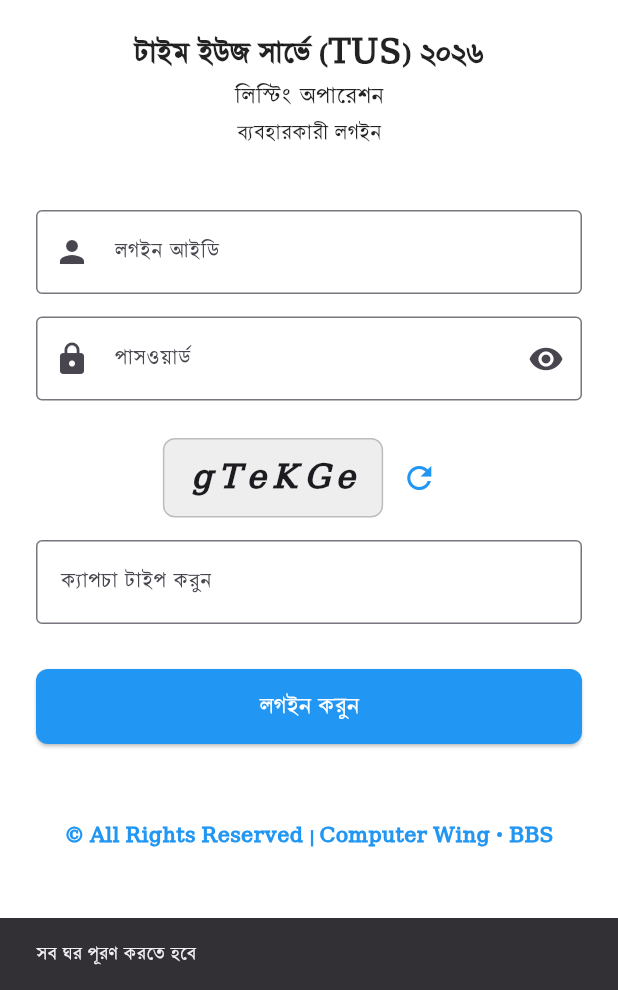
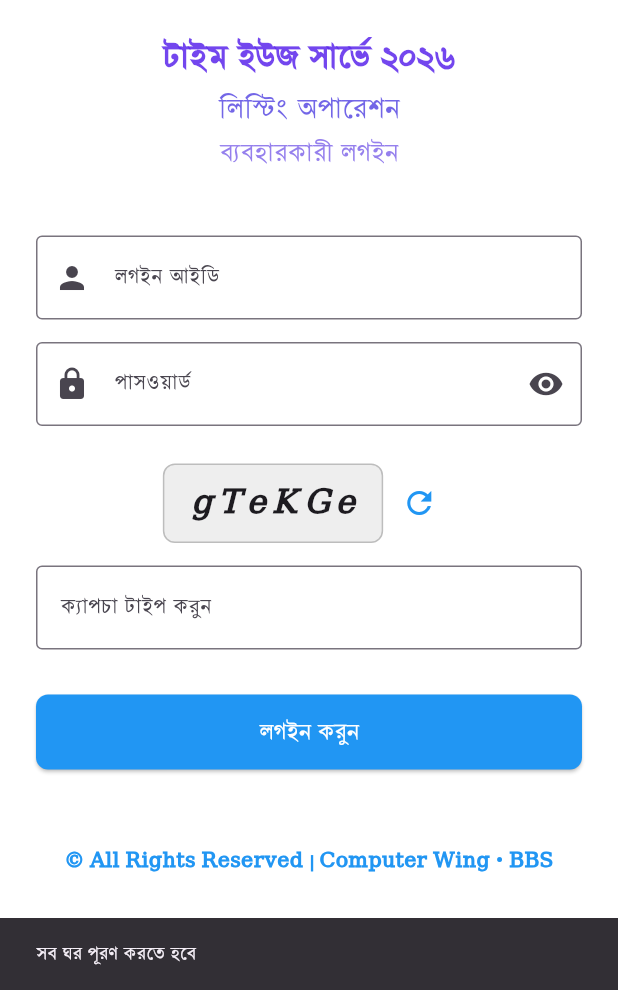
Before and after one commit to surveysbbs/tus2026, a Flutter app: the screen it shows after launch, after a tap on "লগইন করুন", on a phone screen of 412 x 824 dp, the part 246-1236 px from its top. Run offline on Flutter 3.47's test engine with Material 3 defaults, Android fonts, the phone set to English and light mode, and no system bars; our stand-ins replace geolocator, hive, hive_flutter, supabase, supabase_flutter; missing offline and left inert: workmanager; accounts and stored records are empty; statements that could not run were skipped.

Commit message:
updated files 19_04_26

```diff
--- a/lib/pages/login_page.dart
+++ b/lib/pages/login_page.dart
@@ -209,7 +209,7 @@ class _LoginPageState extends State<LoginPage> {
       await Supabase.instance.client
           .from('enumerators')
           .update({'login_status': 1})
-          .eq('id', userData['id']);
+          .eq('username', userData['username']);
 
       if (!mounted) return;
 
@@ -257,23 +257,29 @@ class _LoginPageState extends State<LoginPage> {
               const SizedBox(height: 20),
 
               const Text(
-                "টাইম ইউজ সার্ভে (TUS) ২০২৬",
+                "টাইম ইউজ সার্ভে ২০২৬",
                 textAlign: TextAlign.center,
                 style: TextStyle(
-                  fontSize: 22,
+                  fontSize: 26,
                   fontWeight: FontWeight.bold,
-                  color: Colors.black87,
+                  color: Color.fromARGB(221, 93, 42, 235),
                 ),
               ),
               const Text(
                 "লিস্টিং অপারেশন",
                 textAlign: TextAlign.center,
-                style: TextStyle(fontSize: 18, color: Colors.black87),
+                style: TextStyle(
+                  fontSize: 22,
+                  color: Color.fromARGB(221, 93, 79, 227),
+                ),
               ),
               const Text(
                 "ব্যবহারকারী লগইন",
                 textAlign: TextAlign.center,
-                style: TextStyle(fontSize: 16, color: Colors.black87),
+                style: TextStyle(
+                  fontSize: 20,
+                  color: Color.fromARGB(221, 133, 108, 234),
+                ),
               ),
 
               const SizedBox(height: 40),
--- a/lib/pages/partial_list_page.dart
+++ b/lib/pages/partial_list_page.dart
@@ -16,7 +16,7 @@ class PartialListPage extends StatelessWidget {
       appBar: AppBar(
         title: const Text("আংশিক সংগৃহীত তালিকা"),
         backgroundColor:
-            Colors.orange.shade800, // আংশিক তালিকার সাথে মিল রেখে কালার
+            Colors.brown.shade800, // আংশিক তালিকার সাথে মিল রেখে কালার
         foregroundColor: Colors.white,
       ),
 
```
Also changed, not shown: lib/pages/listing_form_page.dart (+20 -0 lines), lib/pages/sync_page.dart (+10 -1 lines), geocode.csv (added).
